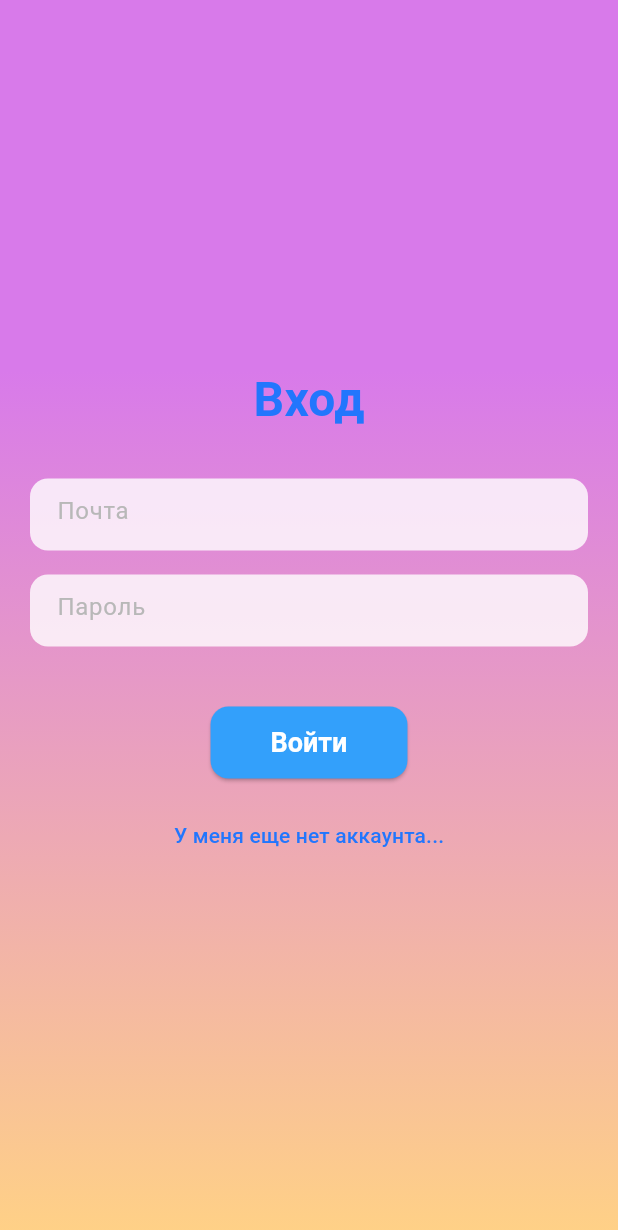
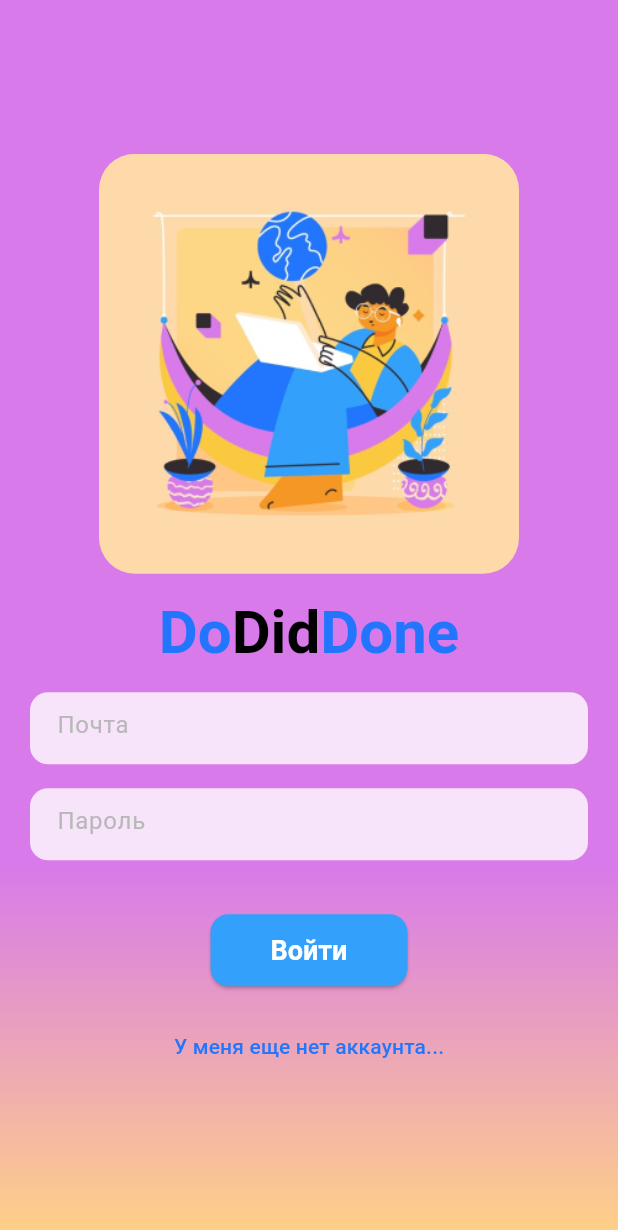
Before and after one commit to Gulya7887/dodiddone_3, a Flutter app: the screen it shows after launch, on a phone screen of 412 x 824 dp. Shown: the top 1230 px of the screen. Run offline on Flutter 3.47's test engine with Material 3 defaults, Android fonts, the phone set to English and light mode, and no system bars.

Commit message:
login_page

```diff
--- a/analysis_options.yaml
+++ b/analysis_options.yaml
@@ -7,6 +7,9 @@
 
 # The following line activates a set of recommended lints for Flutter apps,
 # packages, and plugins designed to encourage good coding practices.
+analyzer:
+  errors:
+    use_build_context_synchronously: ignore
 include: package:flutter_lints/flutter.yaml
 
 linter:
--- a/lib/pages/login_page.dart
+++ b/lib/pages/login_page.dart
@@ -31,7 +31,7 @@ class _LoginPageState extends State<LoginPage> {
                     Theme.of(context).hintColor,
                     Theme.of(context).primaryColor,
                   ],
-            stops: const [0.3, 1.0], // Primary color takes 70% of space
+            stops: const [0.7, 1.0], // Primary color takes 70% of space
           ),
         ),
         child: Padding(
@@ -41,16 +41,51 @@ class _LoginPageState extends State<LoginPage> {
               return Column(
                 mainAxisAlignment: MainAxisAlignment.center,
                 children: [
-                  // Title
-                  Text(
-                    _isSignIn ? 'Вход' : 'Регистрация',
-                    style: const TextStyle(
-                      fontSize: 32,
-                      fontWeight: FontWeight.bold,
-                      color: Color(0xFF2276FD),
+                  // Image
+                  ClipRRect(
+                    borderRadius: BorderRadius.circular(24), // Rounded corners
+                    child: Image.asset(
+                      'assets/LOGO.png',
+                      width: 280,
+                      height: 280,
+                      fit: BoxFit.cover,
                     ),
                   ),
-                  const SizedBox(height: 30),
+                  const SizedBox(height: 16),
+
+                  // Title
+                  RichText(
+                    text: const TextSpan(
+                      style: TextStyle(
+                        fontFamily: 'Roboto',
+                        fontSize: 40,
+                      ),
+                      children: <TextSpan>[
+                        TextSpan(
+                          text: 'Do',
+                          style: TextStyle(
+                            color: Color(0xFF2276FD),
+                            fontWeight: FontWeight.bold,
+                          ),
+                        ),
+                        TextSpan(
+                          text: 'Did',
+                          style: TextStyle(
+                            color: Colors.black,
+                            fontWeight: FontWeight.bold,
+                          ),
+                        ),
+                        TextSpan(
+                          text: 'Done',
+                          style: TextStyle(
+                            color: Color(0xFF2276FD),
+                            fontWeight: FontWeight.bold,
+                          ),
+                        ),
+                      ],
+                    ),
+                  ),
+                  const SizedBox(height: 16),
 
                   // Email Field
                   SizedBox(
@@ -107,11 +142,15 @@ class _LoginPageState extends State<LoginPage> {
                         ),
                       ),
                     ),
-                  const SizedBox(height: 24),
+                  const SizedBox(height: 20),
 
                   // Login Button
                   ElevatedButton(
                     onPressed: () {
+                      Navigator.pushReplacement(
+                        context,
+                        MaterialPageRoute(builder: (context) => const MainPage()),
+                      );
                       // Handle login/signup logic here
                     },
                     style: ElevatedButton.styleFrom(
@@ -127,14 +166,11 @@ class _LoginPageState extends State<LoginPage> {
                     ),
                     child: Text(_isSignIn ? 'Войти' : 'Зарегистрироваться'),
                   ),
-                  const SizedBox(height: 14),
+                  const SizedBox(height: 16),
 
                   // Switch to Signup/Login
                   TextButton(
-                    onPressed: () {Navigator.pushReplacement(
-                      context,
-                      MaterialPageRoute(builder: (context) => const MainPage()),
-                    );
+                    onPressed: () {
                       setState(() { // Use setState from StatefulBuilder
                         _isSignIn = !_isSignIn;
                       });
```
Also changed, not shown: lib/pages/main_page.dart (+4 -3 lines), lib/screens/all_tasks.dart (added, +50 -0 lines), lib/screens/profile.dart (+19 -37 lines), pubspec.yaml (+8 -66 lines), assets/AVATAR.png (added), assets/LOGO.png (added), 1 other file.
